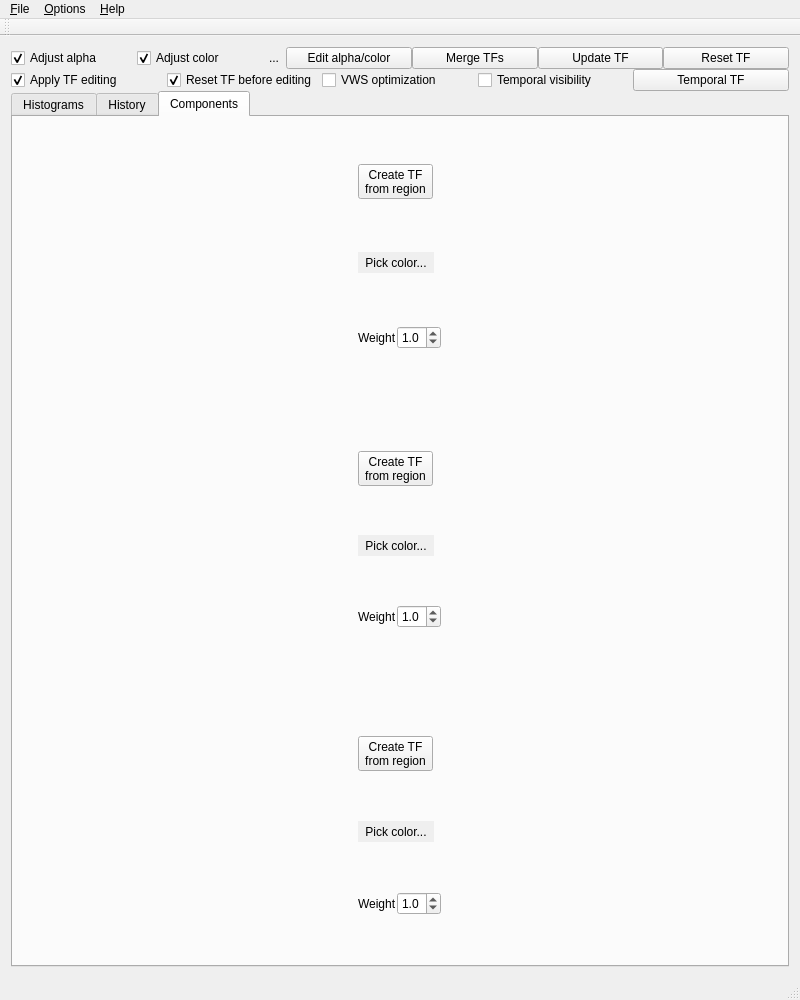
Old version of the form QtCuda/mainwindow.ui in the repository luosz/cuda-visibility.
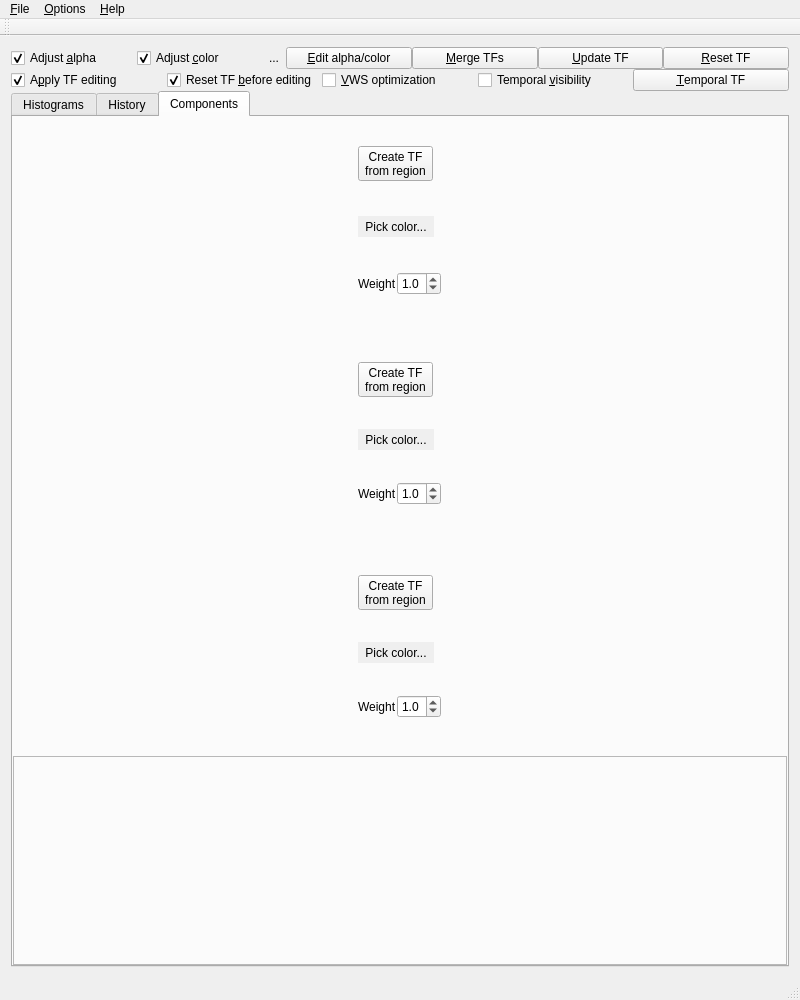
New version of the form. The open tabs and pages were chosen to show the change.

What changed in the file:
```diff
--- a/QtCuda/mainwindow.ui
+++ b/QtCuda/mainwindow.ui
@@ -88,7 +88,7 @@
               </sizepolicy>
              </property>
              <property name="text">
-              <string>Adjust alpha</string>
+              <string>Adjust &amp;alpha</string>
              </property>
              <property name="checked">
               <bool>true</bool>
@@ -98,7 +98,7 @@
            <item>
             <widget class="QCheckBox" name="checkBox_2">
              <property name="text">
-              <string>Adjust color</string>
+              <string>Adjust &amp;color</string>
              </property>
              <property name="checked">
               <bool>true</bool>
@@ -121,28 +121,28 @@
            <item>
             <widget class="QPushButton" name="pushButton_3">
              <property name="text">
-              <string>Edit alpha/color</string>
+              <string>&amp;Edit alpha/color</string>
              </property>
             </widget>
            </item>
            <item>
             <widget class="QPushButton" name="pushButton">
              <property name="text">
-              <string>Merge TFs</string>
+              <string>&amp;Merge TFs</string>
              </property>
             </widget>
            </item>
            <item>
             <widget class="QPushButton" name="pushButton_2">
              <property name="text">
-              <string>Update TF</string>
+              <string>&amp;Update TF</string>
              </property>
             </widget>
            </item>
            <item>
             <widget class="QPushButton" name="pushButton_4">
              <property name="text">
-              <string>Reset TF</string>
+              <string>&amp;Reset TF</string>
              </property>
             </widget>
            </item>
@@ -168,7 +168,7 @@
            <item>
             <widget class="QCheckBox" name="checkBox_3">
              <property name="text">
-              <string>Apply TF editing</string>
+              <string>A&amp;pply TF editing</string>
              </property>
              <property name="checked">
               <bool>true</bool>
@@ -178,7 +178,7 @@
            <item>
             <widget class="QCheckBox" name="checkBox_4">
              <property name="text">
-              <string>Reset TF before editing</string>
+              <string>Reset TF &amp;before editing</string>
              </property>
              <property name="checked">
               <bool>true</bool>
@@ -188,21 +188,21 @@
            <item>
             <widget class="QCheckBox" name="checkBox_5">
              <property name="text">
-              <string>VWS optimization</string>
+              <string>&amp;VWS optimization</string>
              </property>
             </widget>
            </item>
            <item>
             <widget class="QCheckBox" name="checkBox_6">
              <property name="text">
-              <string>Temporal visibility</string>
+              <string>Temporal &amp;visibility</string>
              </property>
             </widget>
            </item>
            <item>
             <widget class="QPushButton" name="pushButton_5">
              <property name="text">
-              <string>Temporal TF</string>
+              <string>&amp;Temporal TF</string>
              </property>
             </widget>
            </item>
@@ -329,6 +329,9 @@
            <string>Components</string>
           </attribute>
           <layout class="QVBoxLayout" name="verticalLayout_3">
+           <property name="spacing">
+            <number>4</number>
+           </property>
            <property name="leftMargin">
             <number>0</number>
            </property>
@@ -605,6 +608,30 @@
              </layout>
             </widget>
            </item>
+           <item>
+            <widget class="QFrame" name="frame_4">
+             <property name="frameShape">
+              <enum>QFrame::StyledPanel</enum>
+             </property>
+             <property name="frameShadow">
+              <enum>QFrame::Raised</enum>
+             </property>
+             <layout class="QHBoxLayout" name="horizontalLayout_9">
+              <property name="leftMargin">
+               <number>0</number>
+              </property>
+              <property name="topMargin">
+               <number>0</number>
+              </property>
+              <property name="rightMargin">
+               <number>0</number>
+              </property>
+              <property name="bottomMargin">
+               <number>0</number>
+              </property>
+             </layout>
+            </widget>
+           </item>
           </layout>
          </widget>
         </widget>
```
Left out of the diff: 2 changed lines with no effect on the pictures.
